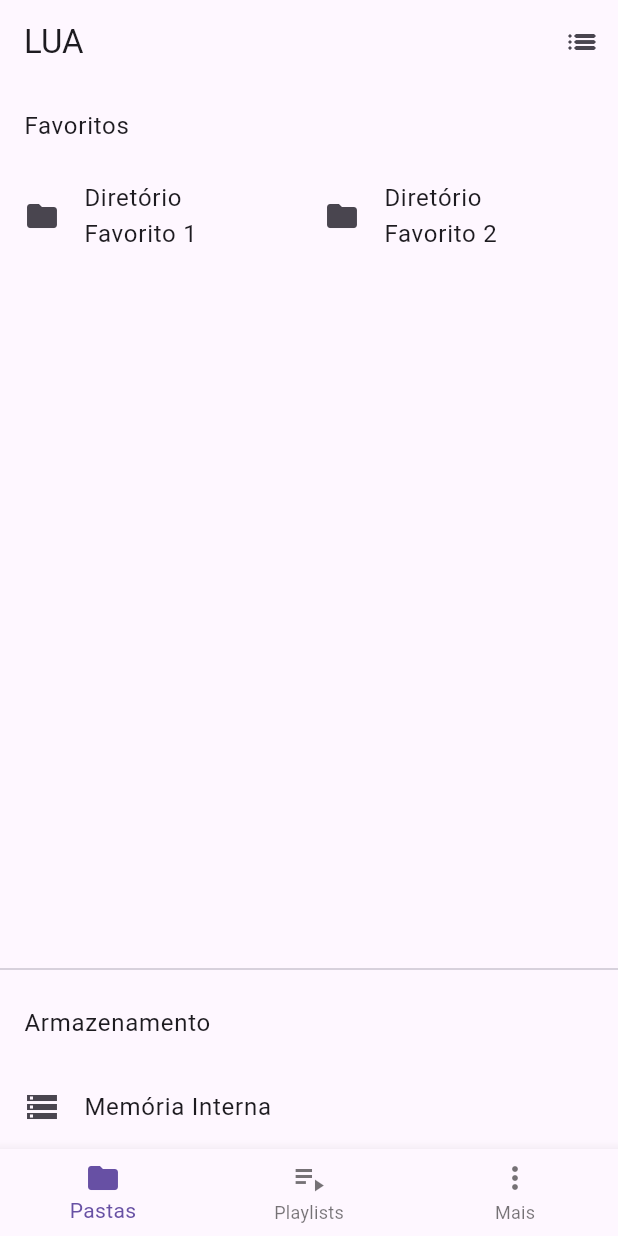
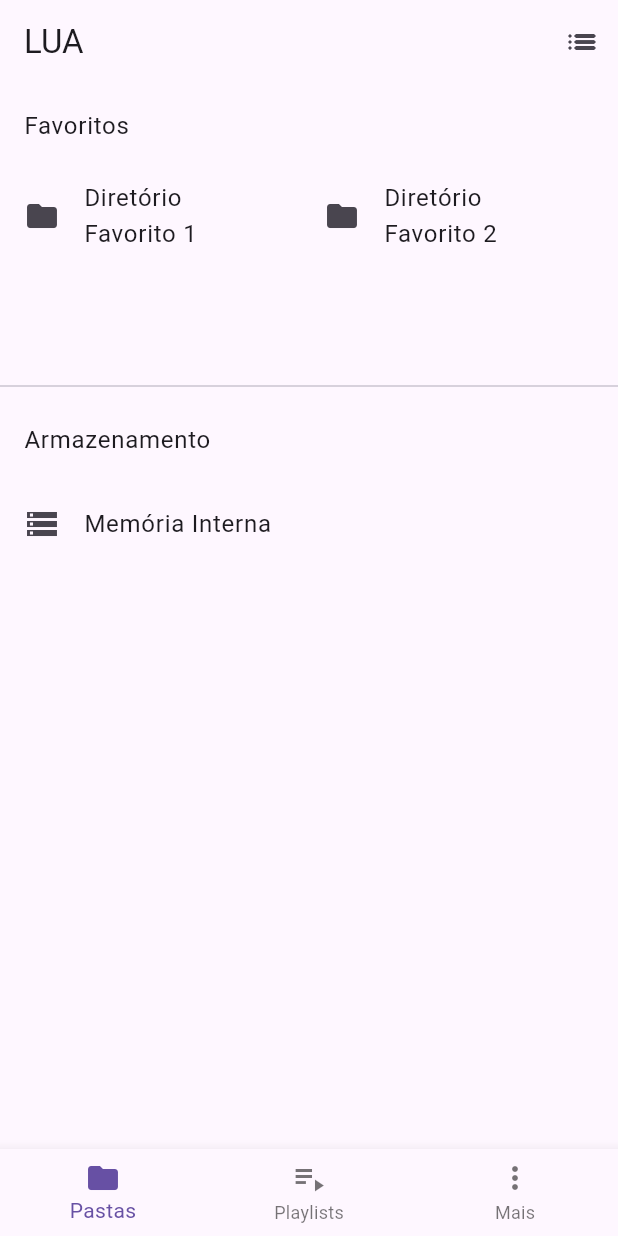
Before and after one commit to UildsonSantos/Lua, a Flutter app: the screen it shows after launch, on a phone screen of 412 x 824 dp. Run offline on Flutter 3.47's test engine with Material 3 defaults, Android fonts, the phone set to English and light mode, and no system bars; our stand-ins replace dartz, equatable, flutter_bloc, get_it, just_audio, permission_handler and 1 more; missing offline and left inert: flutter_media_metadata; accounts and stored records are empty.

Commit message:
feat: Add view toggle in AppBar and limit ListView height in HomePage

```diff
--- a/lib/presentation/pages/home_page.dart
+++ b/lib/presentation/pages/home_page.dart
@@ -25,6 +25,8 @@ class HomePageState extends State<HomePage> {
 
   @override
   Widget build(BuildContext context) {
+    final double screenHeight = MediaQuery.of(context).size.height;
+
     return Scaffold(
       appBar: AppBar(
         title: const Text('LUA'),
@@ -41,7 +43,11 @@ class HomePageState extends State<HomePage> {
           const ListTile(
             title: Text('Favoritos'),
           ),
-          Expanded(
+          ConstrainedBox(
+            constraints: BoxConstraints(
+              maxHeight: _isVerticalView ? screenHeight / 6 : screenHeight / 2,
+            ),
+            child: Expanded(
               child: ListView(
                 scrollDirection:
                     _isVerticalView ? Axis.horizontal : Axis.vertical,
@@ -94,7 +100,104 @@ class HomePageState extends State<HomePage> {
                       onTap: () {},
                     ),
                   ),
+                  SizedBox(
+                    width: 200.0,
+                    child: ListTile(
+                      leading: const Icon(Icons.folder),
+                      title: const Text('Diretório Favorito 1'),
+                      onTap: () {},
+                    ),
+                  ),
+                  SizedBox(
+                    width: 200.0,
+                    child: ListTile(
+                      leading: const Icon(Icons.folder),
+                      title: const Text('Diretório Favorito 2'),
+                      onTap: () {},
+                    ),
+                  ),
+                  SizedBox(
+                    width: 200.0,
+                    child: ListTile(
+                      leading: const Icon(Icons.folder),
+                      title: const Text('Diretório Favorito 3'),
+                      onTap: () {},
+                    ),
+                  ),
+                  SizedBox(
+                    width: 200.0,
+                    child: ListTile(
+                      leading: const Icon(Icons.folder),
+                      title: const Text('Diretório Favorito 4'),
+                      onTap: () {},
+                    ),
+                  ),
+                  SizedBox(
+                    width: 200.0,
+                    child: ListTile(
+                      leading: const Icon(Icons.folder),
+                      title: const Text('Diretório Favorito 5'),
+                      onTap: () {},
+                    ),
+                  ),
+                  SizedBox(
+                    width: 200.0,
+                    child: ListTile(
+                      leading: const Icon(Icons.folder),
+                      title: const Text('Diretório Favorito 6'),
+                      onTap: () {},
+                    ),
+                  ),
+                  SizedBox(
+                    width: 200.0,
+                    child: ListTile(
+                      leading: const Icon(Icons.folder),
+                      title: const Text('Diretório Favorito 1'),
+                      onTap: () {},
+                    ),
+                  ),
+                  SizedBox(
+                    width: 200.0,
+                    child: ListTile(
+                      leading: const Icon(Icons.folder),
+                      title: const Text('Diretório Favorito 2'),
+                      onTap: () {},
+                    ),
+                  ),
+                  SizedBox(
+                    width: 200.0,
+                    child: ListTile(
+                      leading: const Icon(Icons.folder),
+                      title: const Text('Diretório Favorito 3'),
+                      onTap: () {},
+                    ),
+                  ),
+                  SizedBox(
+                    width: 200.0,
+                    child: ListTile(
+                      leading: const Icon(Icons.folder),
+                      title: const Text('Diretório Favorito 4'),
+                      onTap: () {},
+                    ),
+                  ),
+                  SizedBox(
+                    width: 200.0,
+                    child: ListTile(
+                      leading: const Icon(Icons.folder),
+                      title: const Text('Diretório Favorito 5'),
+                      onTap: () {},
+                    ),
+                  ),
+                  SizedBox(
+                    width: 200.0,
+                    child: ListTile(
+                      leading: const Icon(Icons.folder),
+                      title: const Text('Diretório Favorito 6'),
+                      onTap: () {},
+                    ),
+                  ),
                 ],
+              ),
             ),
           ),
           const Divider(),
```
Lines whose indentation alone changed are shown as unchanged.
